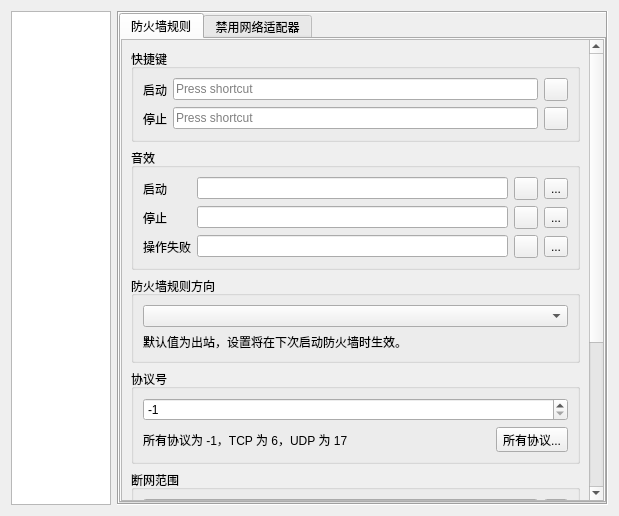
Before: the Qt Designer form EliteSpeedrunTool/SettingDialog.ui in GTA5Oracle/EliteSpeedrunTool, drawn with Qt 5.
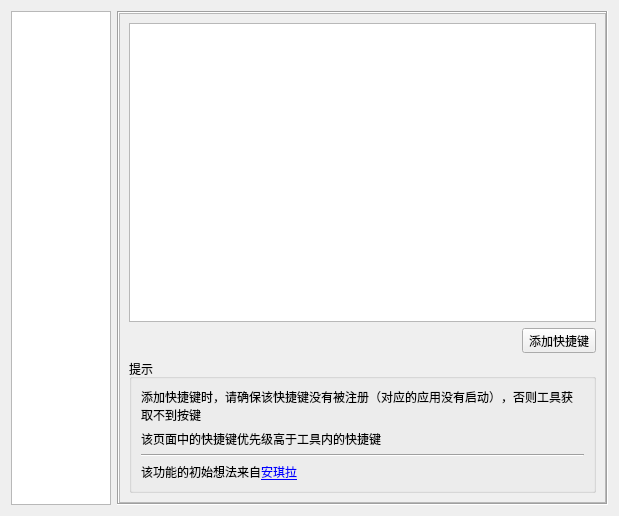
After: the same form once the commit is applied. Icons and pictures are not drawn. Custom widgets are drawn as their Qt base class.

```diff
--- a/EliteSpeedrunTool/SettingDialog.ui
+++ b/EliteSpeedrunTool/SettingDialog.ui
@@ -46,7 +46,7 @@
       <enum>QFrame::Shadow::Sunken</enum>
      </property>
      <property name="currentIndex">
-      <number>3</number>
+      <number>8</number>
      </property>
      <widget class="QWidget" name="pageGeneral">
       <layout class="QVBoxLayout" name="verticalLayout_21">
@@ -1140,8 +1140,8 @@
                <rect>
                 <x>0</x>
                 <y>0</y>
-                <width>515</width>
-                <height>547</height>
+                <width>248</width>
+                <height>571</height>
                </rect>
               </property>
               <layout class="QVBoxLayout" name="verticalLayout_14">
@@ -1286,7 +1286,7 @@
                   <item>
                    <widget class="QLabel" name="label_35">
                     <property name="text">
-                     <string>默认值为出站，设置将在下次启动防火墙时生效。</string>
+                     <string>默认值为出站，设置将在下次启动防火墙时生效</string>
                     </property>
                     <property name="wordWrap">
                      <bool>true</bool>
@@ -2157,6 +2157,114 @@
        </item>
       </layout>
      </widget>
+     <widget class="QWidget" name="page_3">
+      <layout class="QVBoxLayout" name="verticalLayout_48">
+       <property name="leftMargin">
+        <number>0</number>
+       </property>
+       <property name="topMargin">
+        <number>0</number>
+       </property>
+       <property name="rightMargin">
+        <number>0</number>
+       </property>
+       <property name="bottomMargin">
+        <number>0</number>
+       </property>
+       <item>
+        <widget class="QScrollArea" name="scrollArea_15">
+         <property name="widgetResizable">
+          <bool>true</bool>
+         </property>
+         <widget class="QWidget" name="scrollAreaWidgetContents_15">
+          <property name="geometry">
+           <rect>
+            <x>0</x>
+            <y>0</y>
+            <width>529</width>
+            <height>498</height>
+           </rect>
+          </property>
+          <layout class="QVBoxLayout" name="verticalLayout_49">
+           <item>
+            <widget class="KeySequenceTableWidget" name="twHotkeyMap"/>
+           </item>
+           <item>
+            <layout class="QHBoxLayout" name="horizontalLayout_12">
+             <item>
+              <spacer name="horizontalSpacer">
+               <property name="orientation">
+                <enum>Qt::Orientation::Horizontal</enum>
+               </property>
+               <property name="sizeHint" stdset="0">
+                <size>
+                 <width>40</width>
+                 <height>20</height>
+                </size>
+               </property>
+              </spacer>
+             </item>
+             <item>
+              <widget class="QToolButton" name="tbHotkeyMapAdd">
+               <property name="text">
+                <string>添加快捷键</string>
+               </property>
+              </widget>
+             </item>
+            </layout>
+           </item>
+           <item>
+            <widget class="QGroupBox" name="groupBox_25">
+             <property name="title">
+              <string>提示</string>
+             </property>
+             <layout class="QVBoxLayout" name="verticalLayout_50">
+              <item>
+               <widget class="QLabel" name="label_60">
+                <property name="text">
+                 <string>添加快捷键时，请确保该快捷键没有被注册（对应的应用没有启动），否则工具获取不到按键</string>
+                </property>
+                <property name="wordWrap">
+                 <bool>true</bool>
+                </property>
+               </widget>
+              </item>
+              <item>
+               <widget class="QLabel" name="label_62">
+                <property name="text">
+                 <string>该页面中的快捷键优先级高于工具内的快捷键</string>
+                </property>
+               </widget>
+              </item>
+              <item>
+               <widget class="Line" name="line">
+                <property name="orientation">
+                 <enum>Qt::Orientation::Horizontal</enum>
+                </property>
+               </widget>
+              </item>
+              <item>
+               <widget class="QLabel" name="label_61">
+                <property name="text">
+                 <string>该功能的初始想法来自&lt;a href=&quot;https://www.mageangela.cn/&quot;&gt;安琪拉&lt;/a&gt;</string>
+                </property>
+                <property name="wordWrap">
+                 <bool>true</bool>
+                </property>
+                <property name="openExternalLinks">
+                 <bool>true</bool>
+                </property>
+               </widget>
+              </item>
+             </layout>
+            </widget>
+           </item>
+          </layout>
+         </widget>
+        </widget>
+       </item>
+      </layout>
+     </widget>
      <widget class="QWidget" name="pageSocial">
       <layout class="QVBoxLayout" name="verticalLayout_8">
        <property name="leftMargin">
@@ -2366,6 +2474,13 @@
    </item>
   </layout>
  </widget>
+ <customwidgets>
+  <customwidget>
+   <class>KeySequenceTableWidget</class>
+   <extends>QTableWidget</extends>
+   <header>hotkey/KeySequenceTableWidget.h</header>
+  </customwidget>
+ </customwidgets>
  <tabstops>
   <tabstop>lwPage</tabstop>
   <tabstop>scrollArea_7</tabstop>
```
Left out of the diff: 4 changed lines with no effect on the pictures.
